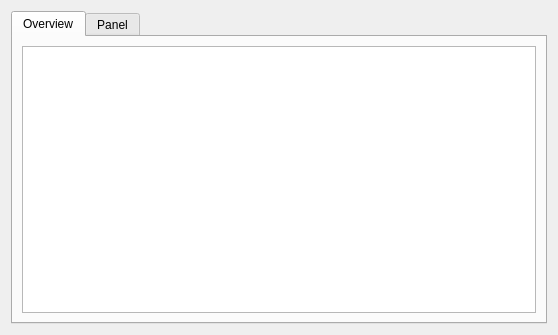
MMitsuha/m0n1t0r, file m0n1t0r-ui/src/widget/main/main_tab.ui: the form before one commit.
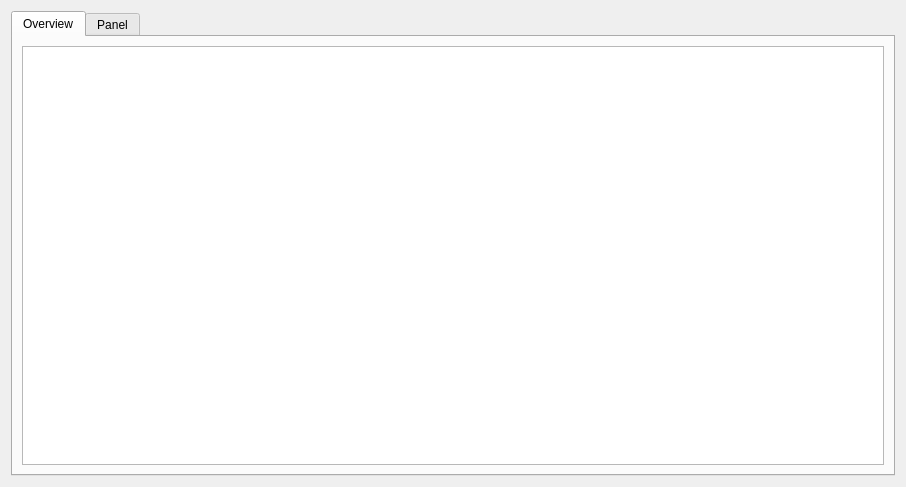
The form after the commit.

```diff
--- a/m0n1t0r-ui/src/widget/main/main_tab.ui
+++ b/m0n1t0r-ui/src/widget/main/main_tab.ui
@@ -6,8 +6,8 @@
    <rect>
     <x>0</x>
     <y>0</y>
-    <width>558</width>
-    <height>335</height>
+    <width>906</width>
+    <height>487</height>
    </rect>
   </property>
   <property name="windowTitle">
```
